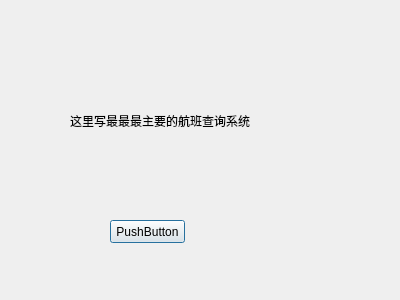
Before: the Qt Designer form findflight.ui in Dansheng/FlightSystem, drawn with Qt 5.
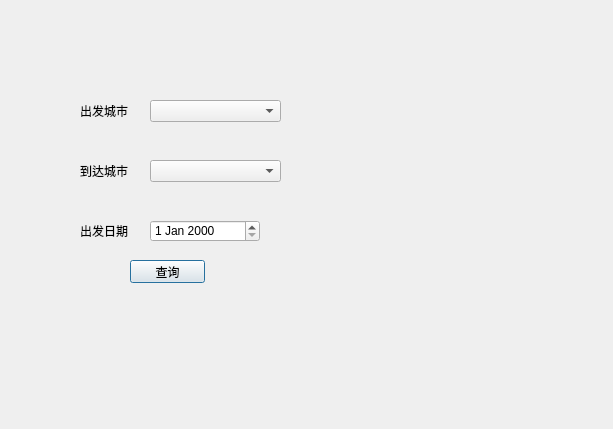
After: the same form once the commit is applied.

The edit to the form file:
```diff
--- a/findflight.ui
+++ b/findflight.ui
@@ -6,8 +6,8 @@
    <rect>
     <x>0</x>
     <y>0</y>
-    <width>400</width>
-    <height>300</height>
+    <width>613</width>
+    <height>429</height>
    </rect>
   </property>
   <property name="windowTitle">
@@ -16,27 +16,86 @@
   <widget class="QLabel" name="label">
    <property name="geometry">
     <rect>
-     <x>70</x>
-     <y>70</y>
-     <width>251</width>
-     <height>101</height>
+     <x>80</x>
+     <y>90</y>
+     <width>81</width>
+     <height>41</height>
     </rect>
    </property>
    <property name="text">
-    <string>这里写最最最主要的航班查询系统</string>
+    <string>出发城市</string>
    </property>
   </widget>
   <widget class="QPushButton" name="pushButton">
    <property name="geometry">
     <rect>
-     <x>110</x>
-     <y>220</y>
+     <x>130</x>
+     <y>260</y>
      <width>75</width>
      <height>23</height>
     </rect>
    </property>
    <property name="text">
-    <string>PushButton</string>
+    <string>查询</string>
+   </property>
+  </widget>
+  <widget class="QComboBox" name="CityStart_comboBox">
+   <property name="geometry">
+    <rect>
+     <x>150</x>
+     <y>100</y>
+     <width>131</width>
+     <height>22</height>
+    </rect>
+   </property>
+   <property name="styleSheet">
+    <string notr="true">border-color: rgb(191, 166, 255);</string>
+   </property>
+  </widget>
+  <widget class="QLabel" name="label_2">
+   <property name="geometry">
+    <rect>
+     <x>80</x>
+     <y>150</y>
+     <width>81</width>
+     <height>41</height>
+    </rect>
+   </property>
+   <property name="text">
+    <string>到达城市</string>
+   </property>
+  </widget>
+  <widget class="QComboBox" name="CityEnd_comboBox">
+   <property name="geometry">
+    <rect>
+     <x>150</x>
+     <y>160</y>
+     <width>131</width>
+     <height>22</height>
+    </rect>
+   </property>
+  </widget>
+  <widget class="QDateEdit" name="TimeStart">
+   <property name="geometry">
+    <rect>
+     <x>150</x>
+     <y>220</y>
+     <width>110</width>
+     <height>22</height>
+    </rect>
+   </property>
+  </widget>
+  <widget class="QLabel" name="label_3">
+   <property name="geometry">
+    <rect>
+     <x>80</x>
+     <y>210</y>
+     <width>81</width>
+     <height>41</height>
+    </rect>
+   </property>
+   <property name="text">
+    <string>出发日期</string>
    </property>
   </widget>
  </widget>
```
